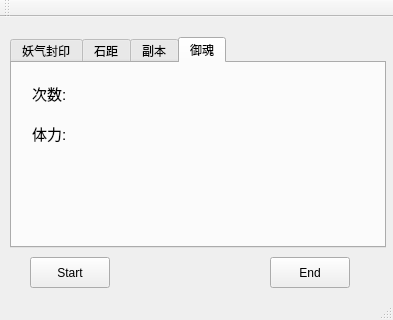
This is yys/mainwindow.ui in TERRIOR/yys as Qt 5 draws it before an edit. The edited form follows.
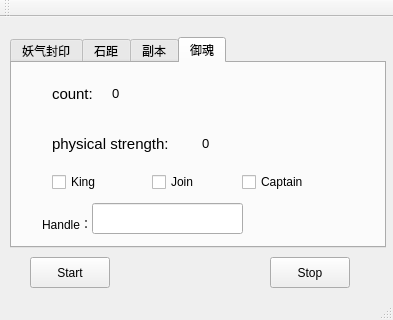
This is the edited form.

```diff
--- a/yys/mainwindow.ui
+++ b/yys/mainwindow.ui
@@ -162,9 +162,9 @@
      <widget class="QLabel" name="label_4">
       <property name="geometry">
        <rect>
-        <x>20</x>
+        <x>40</x>
         <y>20</y>
-        <width>101</width>
+        <width>61</width>
         <height>21</height>
        </rect>
       </property>
@@ -174,15 +174,15 @@
        </font>
       </property>
       <property name="text">
-       <string>次数: </string>
+       <string>count: </string>
       </property>
      </widget>
      <widget class="QLabel" name="label_5">
       <property name="geometry">
        <rect>
-        <x>20</x>
-        <y>60</y>
-        <width>101</width>
+        <x>40</x>
+        <y>70</y>
+        <width>161</width>
         <height>21</height>
        </rect>
       </property>
@@ -192,7 +192,105 @@
        </font>
       </property>
       <property name="text">
-       <string>体力: </string>
+       <string>physical strength: </string>
+      </property>
+     </widget>
+     <widget class="QLabel" name="label_6">
+      <property name="geometry">
+       <rect>
+        <x>100</x>
+        <y>20</y>
+        <width>71</width>
+        <height>21</height>
+       </rect>
+      </property>
+      <property name="font">
+       <font>
+        <pointsize>10</pointsize>
+       </font>
+      </property>
+      <property name="text">
+       <string>0</string>
+      </property>
+     </widget>
+     <widget class="QLabel" name="label_7">
+      <property name="geometry">
+       <rect>
+        <x>190</x>
+        <y>70</y>
+        <width>71</width>
+        <height>21</height>
+       </rect>
+      </property>
+      <property name="font">
+       <font>
+        <pointsize>10</pointsize>
+       </font>
+      </property>
+      <property name="text">
+       <string>0</string>
+      </property>
+     </widget>
+     <widget class="QCheckBox" name="checkBox">
+      <property name="geometry">
+       <rect>
+        <x>40</x>
+        <y>110</y>
+        <width>73</width>
+        <height>18</height>
+       </rect>
+      </property>
+      <property name="text">
+       <string>King</string>
+      </property>
+     </widget>
+     <widget class="QCheckBox" name="checkBox_2">
+      <property name="geometry">
+       <rect>
+        <x>140</x>
+        <y>110</y>
+        <width>73</width>
+        <height>18</height>
+       </rect>
+      </property>
+      <property name="text">
+       <string>Join</string>
+      </property>
+     </widget>
+     <widget class="QLineEdit" name="lineEdit">
+      <property name="geometry">
+       <rect>
+        <x>80</x>
+        <y>140</y>
+        <width>151</width>
+        <height>31</height>
+       </rect>
+      </property>
+     </widget>
+     <widget class="QCheckBox" name="checkBox_3">
+      <property name="geometry">
+       <rect>
+        <x>230</x>
+        <y>110</y>
+        <width>73</width>
+        <height>18</height>
+       </rect>
+      </property>
+      <property name="text">
+       <string>Captain</string>
+      </property>
+     </widget>
+     <widget class="QLabel" name="label_8">
+      <property name="geometry">
+       <rect>
+        <x>30</x>
+        <y>150</y>
+        <width>51</width>
+        <height>21</height>
+       </rect>
+      </property>
+      <property name="text">
+       <string>Handle：</string>
       </property>
      </widget>
     </widget>
@@ -220,7 +318,7 @@
      </rect>
     </property>
     <property name="text">
-     <string>End</string>
+     <string>Stop</string>
     </property>
    </widget>
   </widget>
```
